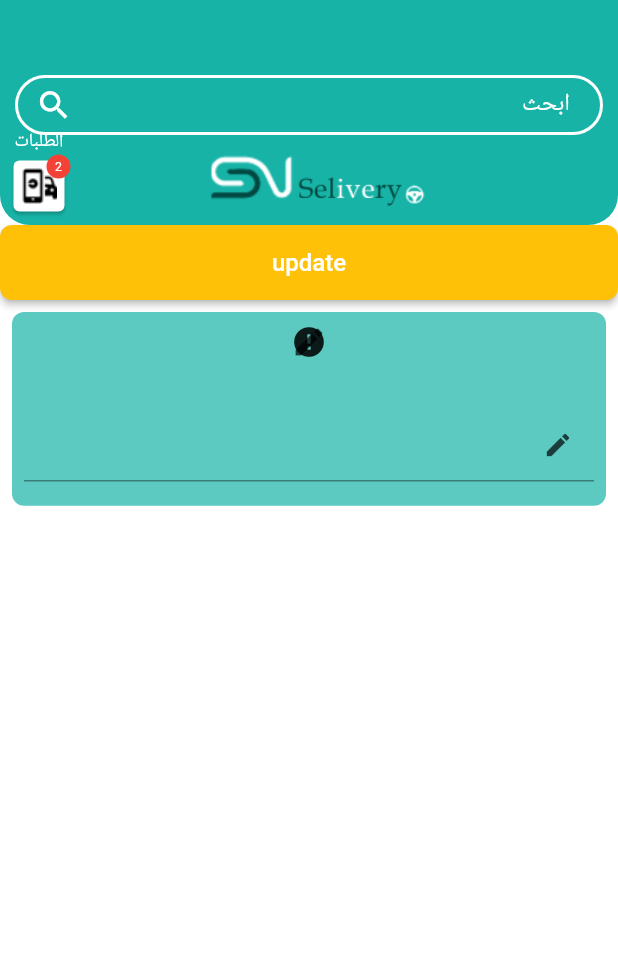
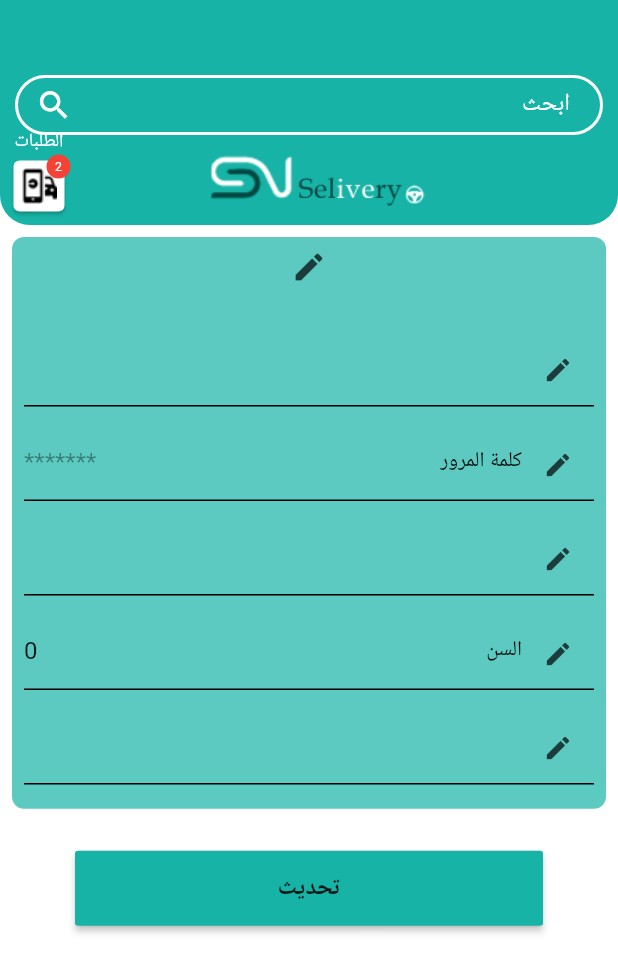
Before and after one commit to hassan553/selivery_client, a Flutter app: the ClientEditProfileView screen opened directly, on a phone screen of 412 x 824 dp. Shown: the top 973 px of the screen. Run offline on Flutter 3.47's test engine with Material 2 defaults, Android fonts, the phone set to English and light mode, and no system bars; our stand-ins replace awesome_dialog, bloc, dartz, dio, equatable, firebase_core and 8 more; missing offline and left inert: animated_snack_bar; accounts and stored records are empty; project files that could hold a hidden picture were left out.

Commit message:
client profile logic

```diff
--- /dev/null
+++ b/firestore.indexes.json
@@ -0,0 +1,4 @@
+{
+  "indexes": [],
+  "fieldOverrides": []
+}
--- a/lib/features/auth/data/data_source/verify_email_repo.dart
+++ b/lib/features/auth/data/data_source/verify_email_repo.dart
@@ -3,9 +3,7 @@ import 'package:dartz/dartz.dart';
 import 'package:http/http.dart' as http;
 import '../../../../core/contants/api.dart';
 
-
 import '../../../../core/services/cache_storage_services.dart';
-
 
 class VerifyEmailAddressRepo {
   Future<Either<String, String>> clientVerifyEmailCode(
@@ -18,8 +16,8 @@ class VerifyEmailAddressRepo {
         headers: authHeaders,
       );
       final result = jsonDecode(response.body);
-      CacheStorageServices().setToken(result['token']);
       if (response.statusCode == 200) {
+        CacheStorageServices().setToken(result['token']);
         return Right(result['message']);
       } else {
         return Left(result['message']);
--- a/lib/features/home/views/main_view.dart
+++ b/lib/features/home/views/main_view.dart
@@ -24,9 +24,9 @@ class _MainViewState extends State<MainView> {
   void initState() {
     // TODO: implement initState
     super.initState();
-    Future(() async {
-      await FirebaseMessagingService.initialize();
-    });
+    // Future(() async {
+    //   await FirebaseMessagingService.initialize();
+    // });
   }
 
   @override
--- a/lib/features/profile/presentation/view/client_edit_profile.dart
+++ b/lib/features/profile/presentation/view/client_edit_profile.dart
@@ -1,14 +1,14 @@
 import 'package:flutter/material.dart';
 import 'package:get/get.dart';
-import 'package:selivery_client/core/widgets/custom_button.dart';
 
 import '../../../../../core/widgets/custom_appBar.dart';
 import '../../../../../core/rescourcs/app_colors.dart';
 
-import '../../../../core/widgets/custom_image.dart';
+import '../../../../core/widgets/custom_loading_widget.dart';
 import '../../../../core/widgets/custom_sized_box.dart';
 import '../../controller/client_profile_controller.dart';
 import '../../data/repository/client_profile_repo.dart';
+import '../widgets/change_password_widget.dart';
 
 class ClientEditProfileView extends StatefulWidget {
   const ClientEditProfileView({super.key});
@@ -20,26 +20,20 @@ class ClientEditProfileView extends StatefulWidget {
 class _ClientEditProfileViewState extends State<ClientEditProfileView> {
   final formKey = GlobalKey<FormState>();
   final controller = Get.find<ClientProfileController>();
+
   @override
   Widget build(BuildContext context) {
     return Scaffold(
       appBar: customAppBar(context),
       body: ListView(
         children: [
-          CustomButton(
-            function: () {
-              ClientProfileRepo().updateClientPassword('12345678', '12345678');
-            },
-            title: 'update',
-            color: Colors.amber,
-          ),
           Container(
               margin: const EdgeInsets.all(8),
               decoration: BoxDecoration(
                 color: AppColors.primaryColor.withOpacity(.7),
                 borderRadius: BorderRadius.circular(8),
               ),
-              child: Builder(builder: (context) {
+              child: GetBuilder<ClientProfileController>(builder: (controller) {
                 controller.setControllers();
                 return Padding(
                   padding: const EdgeInsets.all(8),
@@ -51,14 +45,14 @@ class _ClientEditProfileViewState extends State<ClientEditProfileView> {
                         Stack(
                           alignment: Alignment.bottomLeft,
                           children: [
-                            ClipRRect(
-                                borderRadius: BorderRadius.circular(60),
-                                child: CustomNetworkImage(
-                                  imagePath:
-                                      "http://192.168.1.122:8000${controller.clientProfileModel?.image}",
-                                  width: 120,
-                                  boxFit: BoxFit.fill,
-                                )),
+                            // ClipRRect(
+                            //     borderRadius: BorderRadius.circular(60),
+                            //     child: CustomNetworkImage(
+                            //       imagePath:
+                            //           "http://192.168.1.122:8000/${controller.clientProfileModel?.image}",
+                            //       width: 120,
+                            //       boxFit: BoxFit.fill,
+                            //     )),
                             InkWell(
                               onTap: () {
                                 ClientProfileRepo().pickClientImage();
@@ -72,107 +66,78 @@ class _ClientEditProfileViewState extends State<ClientEditProfileView> {
                         ),
                         const CustomSizedBox(value: .04),
                         editTextFiled('الاسم', controller.name),
-                        // editTextFiled('رقم الموبايل', 'cubit.phone'),
-                        // editTextFiled(
-                        //   'السن',
-                        //   ' cubit.age',
-                        // ),
-                        // editTextFiled('النوع', 'cubit.gander'),
+                        const SizedBox(height: 15),
+                        InkWell(
+                          onTap: () {
+                            showDialog(
+                              context: context,
+                              builder: (context) {
+                                return const MyDialog();
+                              },
+                            );
+                          },
+                          child: editTextFiled(
+                              'كلمة المرور', controller.password, false),
+                        ),
+                        const SizedBox(height: 15),
+                        editTextFiled('رقم الموبايل', controller.phone),
+                        const SizedBox(height: 15),
+                        editTextFiled('السن', controller.age),
+                        const SizedBox(height: 15),
+                        editTextFiled('النوع', controller.gander),
                         const CustomSizedBox(value: .01),
                       ],
                     ),
                   ),
                 );
               })),
-          Row(
-            children: [
-              // Container(
-              //   width: screenSize(context).width * .6,
-              //   margin: const EdgeInsets.all(8),
-              //   padding: const EdgeInsets.all(8),
-              //   decoration: BoxDecoration(
-              //     color: AppColors.primaryColor.withOpacity(.7),
-              //     borderRadius: BorderRadius.circular(8),
-              //   ),
-              //   child: TextFormField(
-              //     controller: ClientProfileCubit.get(context).password,
-              //     onChanged: (value) {
-              //       setState(() {
-              //         ClientProfileCubit.get(context).password.text = value;
-              //       });
-              //     },
-              //     onFieldSubmitted: (value) {
-              //       FocusScope.of(context).unfocus();
-              //     },
-              //     textDirection: TextDirection.ltr,
-              //     cursorColor: AppColors.black,
-              //     decoration: InputDecoration(
-              //       //prefixText: 'prefix',
-              //       prefix: Text('hassan'),
-              //       prefixIcon: Icon(
-              //         Icons.edit,
-              //         size: 20,
-              //         color: AppColors.black.withOpacity(.7),
-              //       ),
-              //       focusedBorder: const UnderlineInputBorder(
-              //           borderSide: BorderSide(color: AppColors.black)),
-              //     ),
-              //   ),
-              // ),
-            ],
+          const SizedBox(height: 20),
+          GetBuilder<ClientProfileController>(
+            builder: (controller) {
+              return controller.updateProfileLoading
+                  ? const CustomLoadingWidget()
+                  : Padding(
+                      padding: const EdgeInsets.symmetric(horizontal: 50),
+                      child: MaterialButton(
+                        onPressed: () {
+                          controller.updateProfile(
+                              context: context,
+                              age: controller.age?.text??'',
+                              gender: controller.gander?.text??'',
+                              name: controller.name?.text??'',
+                              phone: controller.phone?.text??'');
+                          // ClientProfileCubit.get(co?ntext)
+                          //     .updateClientProfileInfo(
+                          //         phone: cubit.phone.text,
+                          //         name: cubit.name.text,
+                          //         gender: cubit.gander.text,
+                          //         age: int.parse(cubit.age.text));
+                        },
+                        height: 50,
+                        minWidth: 80,
+                        color: AppColors.primaryColor,
+                        child: const Text(
+                          'تحديث',
+                          style: TextStyle(
+                              fontSize: 16, fontWeight: FontWeight.bold),
+                        ),
+                      ),
+                    );
+            },
           ),
-          // BlocConsumer<ClientProfileCubit, ClientProfileState>(
-          //   listener: (context, state) {
-          //     if (state is ClientUpdateProfileError) {
-          //       showSnackBarWidget(
-          //           context: context,
-          //           message: 'لقد حدث خطا ',
-          //           requestStates: RequestStates.error);
-          //     } else if (state is ClientUpdateProfileSuccess) {
-          //       showSnackBarWidget(
-          //           context: context,
-          //           message: 'لقد تم التغير بنجاح',
-          //           requestStates: RequestStates.success);
-          //     }
-          //   },
-          //   builder: (context, state) {
-          //     var cubit = ClientProfileCubit.get(context);
-          //     return state is ClientUpdateProfileLoading
-          //         ? const CustomLoadingWidget()
-          //         : Padding(
-          //             padding: const EdgeInsets.symmetric(horizontal: 50),
-          //             child: MaterialButton(
-          //               onPressed: () {
-          //                 ClientProfileCubit.get(context)
-          //                     .updateClientProfileInfo(
-          //                         phone: cubit.phone.text,
-          //                         name: cubit.name.text,
-          //                         gender: cubit.gander.text,
-          //                         age: int.parse(cubit.age.text));
-          //               },
-          //               height: 50,
-          //               minWidth: 80,
-          //               color: AppColors.primaryColor,
-          //               child: const Text(
-          //                 'تحديث',
-          //                 style: TextStyle(
-          //                     fontSize: 16, fontWeight: FontWeight.bold),
-          //               ),
-          //             ),
-          //           );
-          //   },
-          // ),
         ],
       ),
     );
   }
 
-  Widget editTextFiled(String prefix, TextEditingController controller) {
+  Widget editTextFiled(String prefix, TextEditingController? controller,
+      [bool? isEnable]) {
     return TextFormField(
       controller: controller,
       onChanged: (value) {
         setState(() {
-          controller.text = value;
+          controller?.text = value;
+          print(controller?.text);
         });
       },
       onTapOutside: (value) {
@@ -181,12 +146,18 @@ class _ClientEditProfileViewState extends State<ClientEditProfileView> {
       textDirection: TextDirection.ltr,
       cursorColor: AppColors.black,
       decoration: InputDecoration(
+        enabled: isEnable ?? true,
         prefixText: prefix,
+        prefixStyle: const TextStyle(color: AppColors.black),
         prefixIcon: Icon(
           Icons.edit,
           size: 20,
           color: AppColors.black.withOpacity(.7),
         ),
+        disabledBorder: const UnderlineInputBorder(
+            borderSide: BorderSide(color: AppColors.black)),
+        enabledBorder: const UnderlineInputBorder(
+            borderSide: BorderSide(color: AppColors.black)),
         focusedBorder: const UnderlineInputBorder(
             borderSide: BorderSide(color: AppColors.black)),
       ),
--- a/lib/main.dart
+++ b/lib/main.dart
@@ -1,11 +1,12 @@
 import 'package:flutter/material.dart';
 import 'package:selivery_client/app/app.dart';
 import 'package:firebase_core/firebase_core.dart';
+import 'package:selivery_client/firebase_options.dart';
 import 'core/services/cache_storage_services.dart';
 
 void main() async {
   WidgetsFlutterBinding.ensureInitialized();
   CacheStorageServices.init();
-  await Firebase.initializeApp();
+  await Firebase.initializeApp(options: DefaultFirebaseOptions.currentPlatform);
   runApp(const SeliveryClient());
 }
--- a/pubspec.yaml
+++ b/pubspec.yaml
@@ -35,6 +35,7 @@ dependencies:
   # The following adds the Cupertino Icons font to your application.
   # Use with the CupertinoIcons class for iOS style icons.
   cupertino_icons: ^1.0.2
+  firebase_core: ^2.23.0
 
 dev_dependencies:
   flutter_test:
@@ -59,7 +60,6 @@ dev_dependencies:
   multiple_images_picker: ^1.0.1
   youtube_player_flutter: ^8.1.2
   firebase_auth: ^4.9.0
-  firebase_core: ^2.15.1
   firebase_messaging: ^14.6.7
   cloud_firestore:
 
```
Also changed, not shown: lib/features/auth/data/data_source/client_auth_repo.dart (+8 -4 lines), lib/features/auth/presentation/view/login_view.dart (+4 -4 lines), lib/features/auth/presentation/view/register_view.dart (+6 -4 lines), lib/features/profile/controller/client_profile_controller.dart (+75 -7 lines), lib/features/profile/cubit/client_profile_cubit.dart (+7 -7 lines), lib/features/profile/data/repository/client_profile_repo.dart (+5 -7 lines), lib/features/profile/presentation/view/client_profile_view.dart (+7 -7 lines), lib/features/profile/presentation/widgets/change_password_widget.dart (added, +202 -0 lines), firebase.json (added), lib/firebase_options.dart, pubspec.lock, 6 other files.
